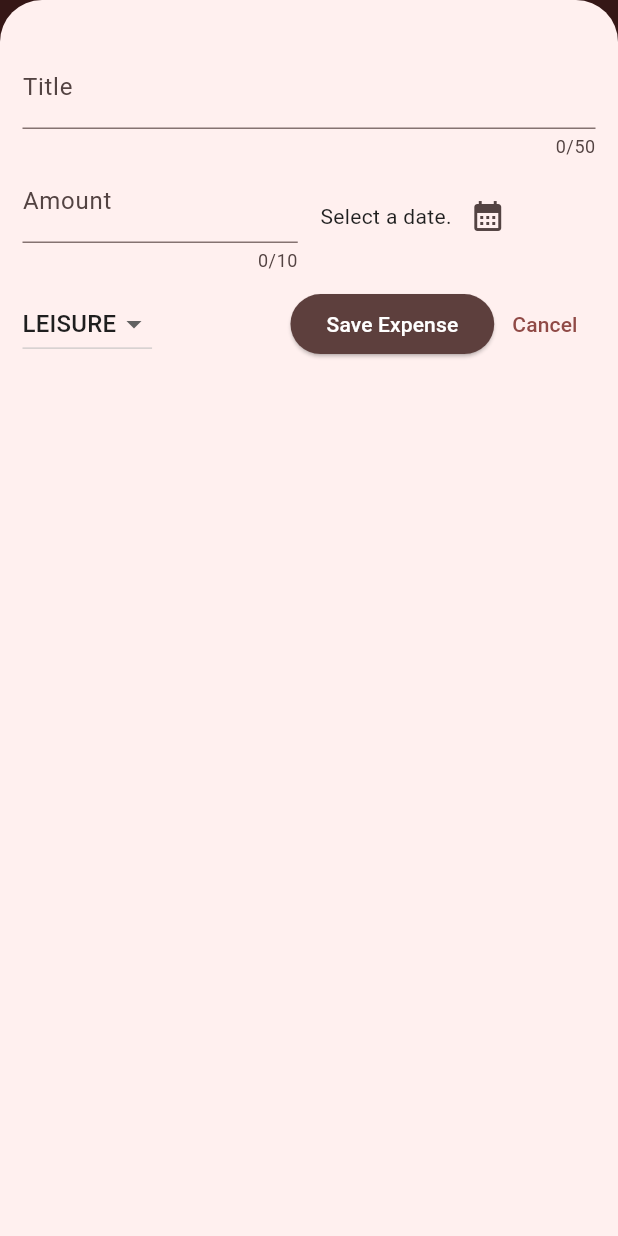
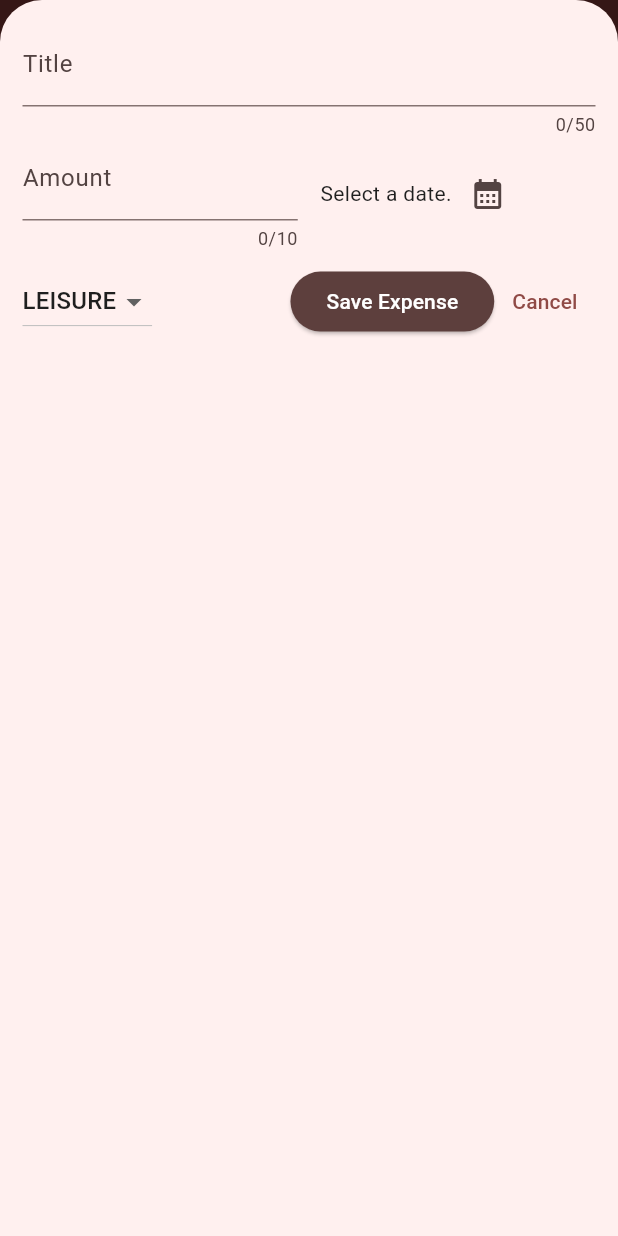
Before and after one commit to carlsantos-mkii/expense-tracker, a Flutter app: the screen it shows after launch, after a tap on the "add" icon, on a phone screen of 412 x 824 dp. Run offline on Flutter 3.47's test engine with Material 3 defaults, Android fonts, the phone set to English and light mode, and no system bars.

```diff
--- a/lib/widgets/expenses.dart
+++ b/lib/widgets/expenses.dart
@@ -31,6 +31,7 @@ class _ExpensesState extends State<Expenses> {
 
   void _openAddExpenseOverlay() {
     showModalBottomSheet(
+      useSafeArea: true,
       isScrollControlled: true,
       context: context,
       builder: (ctx) => NewExpense(onAddExpense: _addExpense),
--- a/lib/widgets/new_expense.dart
+++ b/lib/widgets/new_expense.dart
@@ -80,7 +80,7 @@ class _NewExpenseState extends State<NewExpense> {
       height: double.infinity,
       child: SingleChildScrollView(
         child: Padding(
-          padding: EdgeInsets.fromLTRB(15, 30, 15, keyboardHeight + 15),
+          padding: EdgeInsets.fromLTRB(15, 15, 15, keyboardHeight + 15),
           child: Column(
             children: [
               TextField(
```
